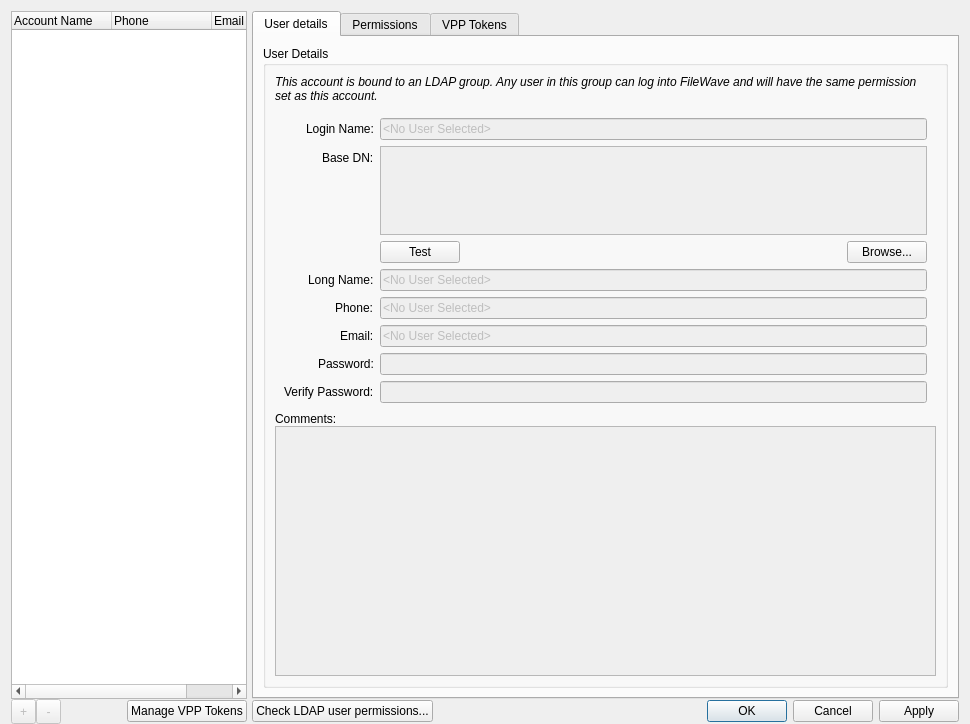
Above: FWAdminLib/AdminUserDlg.ui from fw-dev/translations before the change. Below: the same form after it.
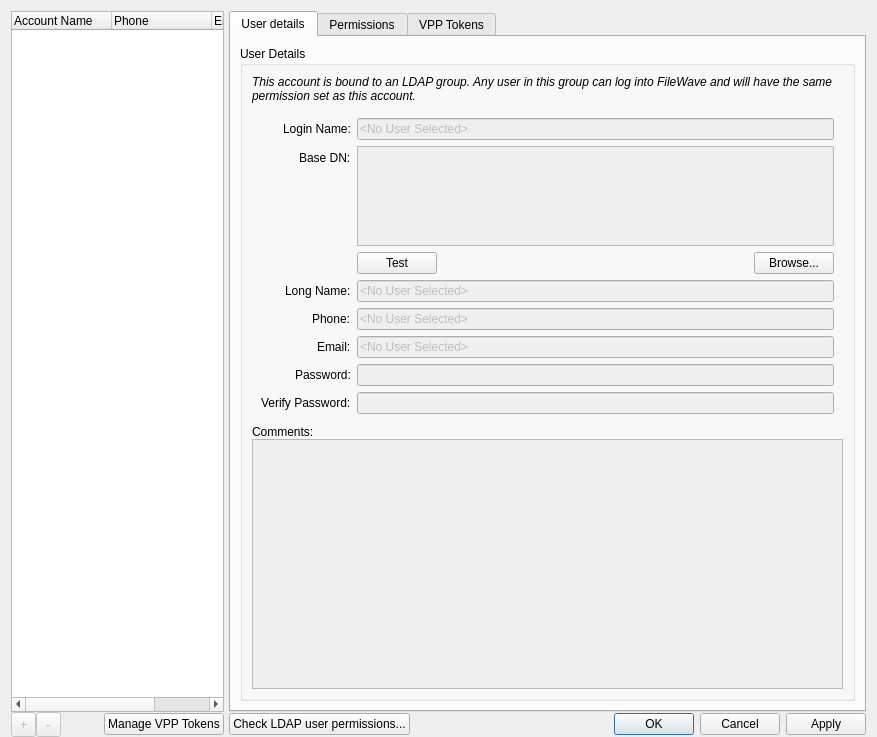
That is the form after the change. Custom widgets are drawn as their Qt base class.

```diff
--- a/FWAdminLib/AdminUserDlg.ui
+++ b/FWAdminLib/AdminUserDlg.ui
@@ -2,14 +2,6 @@
 <ui version="4.0">
  <class>CAdminUserDlg</class>
  <widget class="QWidget" name="CAdminUserDlg">
-  <property name="geometry">
-   <rect>
-    <x>0</x>
-    <y>0</y>
-    <width>970</width>
-    <height>724</height>
-   </rect>
-  </property>
   <property name="windowTitle">
    <string>FileWave Administrators</string>
   </property>
```
